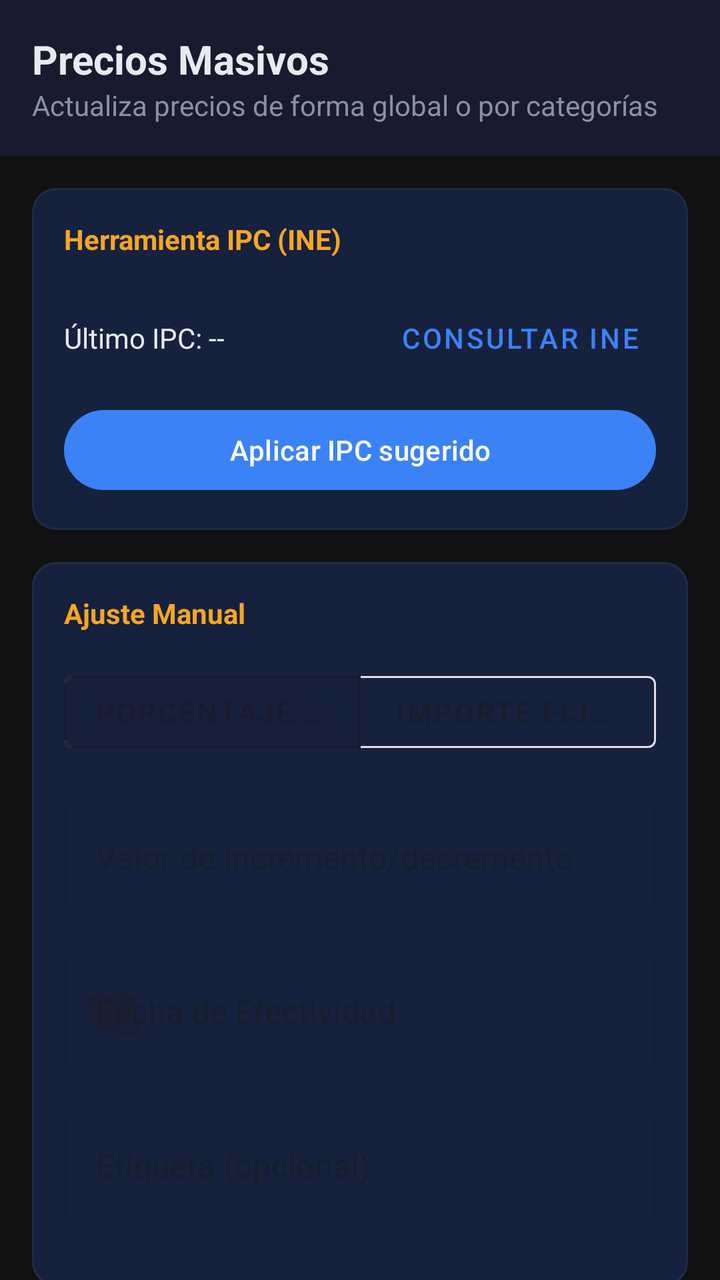
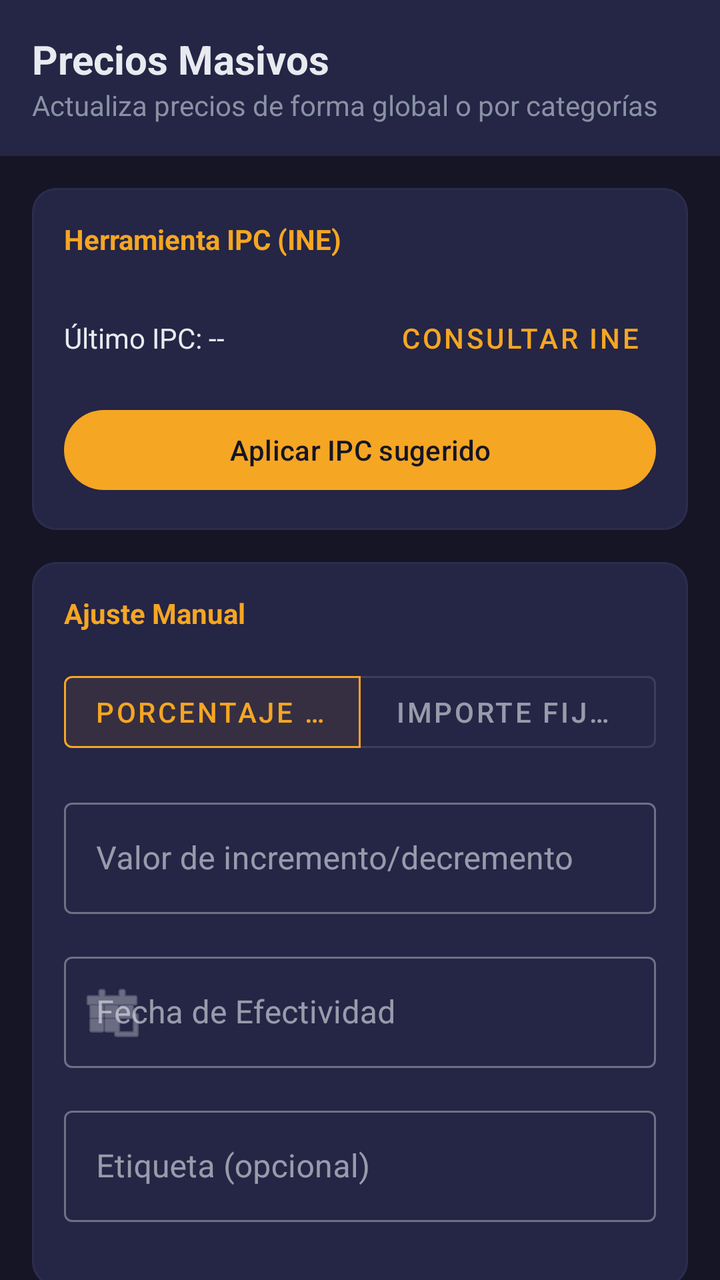

The first picture is an Android layout as it rendered before a commit; the second is the same layout after the commit. The layout source and the unified diff follow.
<!-- AndroidManifest.xml: application theme Theme.Electrobazar -->
<!-- res/layout/fragment_bulk_prices_admin.xml -->
<?xml version="1.0" encoding="utf-8"?>
<androidx.core.widget.NestedScrollView xmlns:android="http://schemas.android.com/apk/res/android"
    xmlns:app="http://schemas.android.com/apk/res-auto"
    android:layout_width="match_parent"
    android:layout_height="match_parent"
    android:background="@color/background">

    <LinearLayout
        android:layout_width="match_parent"
        android:layout_height="wrap_content"
        android:orientation="vertical">

        <LinearLayout
            android:layout_width="match_parent"
            android:layout_height="wrap_content"
            android:background="@color/primary"
            android:orientation="vertical"
            android:padding="16dp">

            <TextView
                android:layout_width="wrap_content"
                android:layout_height="wrap_content"
                android:text="Precios Masivos"
                android:textColor="@color/text_main"
                android:textSize="20sp"
                android:textStyle="bold" />

            <TextView
                android:layout_width="wrap_content"
                android:layout_height="wrap_content"
                android:text="Actualiza precios de forma global o por categorías"
                android:textColor="@color/text_muted"
                android:textSize="14sp" />
        </LinearLayout>

        <com.google.android.material.card.MaterialCardView
            android:layout_width="match_parent"
            android:layout_height="wrap_content"
            android:layout_margin="16dp"
            app:cardBackgroundColor="@color/secondary"
            app:cardCornerRadius="12dp"
            app:strokeColor="@color/border"
            app:strokeWidth="1dp">

            <LinearLayout
                android:layout_width="match_parent"
                android:layout_height="wrap_content"
                android:orientation="vertical"
                android:padding="16dp">

                <TextView
                    android:layout_width="wrap_content"
                    android:layout_height="wrap_content"
                    android:layout_marginBottom="16dp"
                    android:text="Herramienta IPC (INE)"
                    android:textColor="@color/accent"
                    android:textStyle="bold" />

                <LinearLayout
                    android:layout_width="match_parent"
                    android:layout_height="wrap_content"
                    android:gravity="center_vertical"
                    android:orientation="horizontal">

                    <TextView
                        android:id="@+id/tvCurrentIpc"
                        android:layout_width="0dp"
                        android:layout_height="wrap_content"
                        android:layout_weight="1"
                        android:text="Último IPC: --"
                        android:textColor="@color/text_main" />

                    <Button
                        android:id="@+id/btnFetchIpc"
                        style="@style/Widget.MaterialComponents.Button.TextButton"
                        android:layout_width="wrap_content"
                        android:layout_height="wrap_content"
                        android:text="Consultar INE"
                        android:textColor="@color/info" />
                </LinearLayout>

                <Button
                    android:id="@+id/btnApplyIpc"
                    android:layout_width="match_parent"
                    android:layout_height="wrap_content"
                    android:layout_marginTop="8dp"
                    android:text="Aplicar IPC sugerido"
                    app:backgroundTint="@color/info" />
            </LinearLayout>
        </com.google.android.material.card.MaterialCardView>

        <com.google.android.material.card.MaterialCardView
            android:layout_width="match_parent"
            android:layout_height="wrap_content"
            android:layout_marginHorizontal="16dp"
            android:layout_marginBottom="16dp"
            app:cardBackgroundColor="@color/secondary"
            app:cardCornerRadius="12dp"
            app:strokeColor="@color/border"
            app:strokeWidth="1dp">

            <LinearLayout
                android:layout_width="match_parent"
                android:layout_height="wrap_content"
                android:orientation="vertical"
                android:padding="16dp">

                <TextView
                    android:layout_width="wrap_content"
                    android:layout_height="wrap_content"
                    android:layout_marginBottom="16dp"
                    android:text="Ajuste Manual"
                    android:textColor="@color/accent"
                    android:textStyle="bold" />

                <com.google.android.material.button.MaterialButtonToggleGroup
                    android:id="@+id/toggleType"
                    android:layout_width="match_parent"
                    android:layout_height="wrap_content"
                    android:layout_marginBottom="16dp"
                    app:checkedButton="@+id/btnPercentage"
                    app:singleSelection="true">

                    <Button
                        android:id="@+id/btnPercentage"
                        style="@style/Widget.MaterialComponents.Button.OutlinedButton"
                        android:layout_width="0dp"
                        android:layout_height="wrap_content"
                        android:layout_weight="1"
                        android:text="Porcentaje (%)" />

                    <Button
                        android:id="@+id/btnFixedAmount"
                        style="@style/Widget.MaterialComponents.Button.OutlinedButton"
                        android:layout_width="0dp"
                        android:layout_height="wrap_content"
                        android:layout_weight="1"
                        android:text="Importe Fijo (€)" />
                </com.google.android.material.button.MaterialButtonToggleGroup>

                <com.google.android.material.textfield.TextInputLayout
                    style="@style/Widget.MaterialComponents.TextInputLayout.OutlinedBox"
                    android:layout_width="match_parent"
                    android:layout_height="wrap_content"
                    android:layout_marginBottom="16dp"
                    android:hint="Valor de incremento/decremento"
                    app:hintTextColor="@color/text_muted">

                    <com.google.android.material.textfield.TextInputEditText
                        android:id="@+id/etAdjustmentValue"
                        android:layout_width="match_parent"
                        android:layout_height="wrap_content"
                        android:inputType="numberDecimal|numberSigned"
                        android:textColor="@color/text_main" />
                </com.google.android.material.textfield.TextInputLayout>

                <com.google.android.material.textfield.TextInputLayout
                    style="@style/Widget.MaterialComponents.TextInputLayout.OutlinedBox"
                    android:layout_width="match_parent"
                    android:layout_height="wrap_content"
                    android:layout_marginBottom="16dp"
                    android:hint="Fecha de Efectividad"
                    app:hintTextColor="@color/text_muted"
                    app:startIconDrawable="@android:drawable/ic_menu_today">

                    <com.google.android.material.textfield.TextInputEditText
                        android:id="@+id/etEffectiveDate"
                        android:layout_width="match_parent"
                        android:layout_height="wrap_content"
                        android:focusable="false"
                        android:textColor="@color/text_main" />
                </com.google.android.material.textfield.TextInputLayout>

                <com.google.android.material.textfield.TextInputLayout
                    style="@style/Widget.MaterialComponents.TextInputLayout.OutlinedBox"
                    android:layout_width="match_parent"
                    android:layout_height="wrap_content"
                    android:layout_marginBottom="16dp"
                    android:hint="Etiqueta (opcional)"
                    app:hintTextColor="@color/text_muted">

                    <com.google.android.material.textfield.TextInputEditText
                        android:id="@+id/etLabel"
                        android:layout_width="match_parent"
                        android:layout_height="wrap_content"
                        android:inputType="text"
                        android:textColor="@color/text_main" />
                </com.google.android.material.textfield.TextInputLayout>
            </LinearLayout>
        </com.google.android.material.card.MaterialCardView>

        <com.google.android.material.card.MaterialCardView
            android:layout_width="match_parent"
            android:layout_height="wrap_content"
            android:layout_marginHorizontal="16dp"
            android:layout_marginBottom="16dp"
            app:cardBackgroundColor="@color/secondary"
            app:cardCornerRadius="12dp"
            app:strokeColor="@color/border"
            app:strokeWidth="1dp">

            <LinearLayout
                android:layout_width="match_parent"
                android:layout_height="wrap_content"
                android:orientation="vertical"
                android:padding="16dp">

                <TextView
                    android:layout_width="wrap_content"
                    android:layout_height="wrap_content"
                    android:layout_marginBottom="16dp"
                    android:text="Selección de Productos"
                    android:textColor="@color/accent"
                    android:textStyle="bold" />

                <com.google.android.material.textfield.TextInputLayout
                    style="@style/Widget.MaterialComponents.TextInputLayout.OutlinedBox.ExposedDropdownMenu"
                    android:layout_width="match_parent"
                    android:layout_height="wrap_content"
                    android:layout_marginBottom="16dp"
                    android:hint="Categoría">

                    <AutoCompleteTextView
                        android:id="@+id/autoCategory"
                        android:layout_width="match_parent"
                        android:layout_height="wrap_content"
                        android:inputType="none" />
                </com.google.android.material.textfield.TextInputLayout>

                <androidx.recyclerview.widget.RecyclerView
                    android:id="@+id/rvVisibleProducts"
                    android:layout_width="match_parent"
                    android:layout_height="300dp"
                    android:layout_marginBottom="8dp" />

                <CheckBox
                    android:id="@+id/cbSelectAll"
                    android:layout_width="wrap_content"
                    android:layout_height="wrap_content"
                    android:text="Seleccionar todos los visibles"
                    android:textColor="@color/text_muted" />
            </LinearLayout>
        </com.google.android.material.card.MaterialCardView>

        <Button
            android:id="@+id/btnPreview"
            style="@style/Widget.MaterialComponents.Button.OutlinedButton"
            android:layout_width="match_parent"
            android:layout_height="56dp"
            android:layout_marginHorizontal="16dp"
            android:layout_marginBottom="8dp"
            android:text="Previsualizar Cambios"
            android:textColor="@color/accent"
            app:strokeColor="@color/accent" />

        <com.google.android.material.button.MaterialButton
            android:id="@+id/btnSubmitBulk"
            android:layout_width="match_parent"
            android:layout_height="56dp"
            android:layout_marginHorizontal="16dp"
            android:layout_marginBottom="32dp"
            android:text="Programar Cambio de Precios"
            android:textColor="@color/primary"
            app:backgroundTint="@color/accent"
            app:cornerRadius="8dp" />

    </LinearLayout>

</androidx.core.widget.NestedScrollView>
<!-- resources referenced by this layout -->
<resources>
  <color name="accent">#f5a623</color>
  <color name="background">#111111</color>
  <color name="border">#1e2d45</color>
  <color name="info">#3b82f6</color>
  <color name="primary">#1a1a2e</color>
  <color name="secondary">#16213e</color>
  <color name="text_main">#e8eaf0</color>
  <color name="text_muted">#8892a4</color>
  <style name="Theme.Electrobazar" parent="Base.Theme.Electrobazar" />
  <style name="Base.Theme.Electrobazar" parent="Theme.Material3.DayNight.NoActionBar">
          <item name="colorPrimary">@color/primary</item>
          <item name="colorSecondary">@color/secondary</item>
          <item name="android:windowBackground">@color/background</item>
          <item name="android:textColorPrimary">@color/text_main</item>
          <item name="colorError">@color/danger</item>
      </style>
  <color name="danger">#ef4444</color>
</resources>

<!-- the commit's change to res/layout/fragment_bulk_prices_admin.xml (unified diff, before → after) -->
@@ -3,7 +3,7 @@
     xmlns:app="http://schemas.android.com/apk/res-auto"
     android:layout_width="match_parent"
     android:layout_height="match_parent"
-    android:background="@color/background">
+    android:background="?attr/android:windowBackground">
 
     <LinearLayout
         android:layout_width="match_parent"
@@ -13,7 +13,7 @@
         <LinearLayout
             android:layout_width="match_parent"
             android:layout_height="wrap_content"
-            android:background="@color/primary"
+            android:background="?attr/colorSurface"
             android:orientation="vertical"
             android:padding="16dp">
 
@@ -21,7 +21,7 @@
                 android:layout_width="wrap_content"
                 android:layout_height="wrap_content"
                 android:text="Precios Masivos"
-                android:textColor="@color/text_main"
+                    android:textColor="?attr/android:textColorPrimary"
                 android:textSize="20sp"
                 android:textStyle="bold" />
 
@@ -29,7 +29,7 @@
                 android:layout_width="wrap_content"
                 android:layout_height="wrap_content"
                 android:text="Actualiza precios de forma global o por categorías"
-                android:textColor="@color/text_muted"
+                    android:textColor="?attr/android:textColorSecondary"
                 android:textSize="14sp" />
         </LinearLayout>
 
@@ -37,9 +37,9 @@
             android:layout_width="match_parent"
             android:layout_height="wrap_content"
             android:layout_margin="16dp"
-            app:cardBackgroundColor="@color/secondary"
+            app:cardBackgroundColor="?attr/colorSurface"
             app:cardCornerRadius="12dp"
-            app:strokeColor="@color/border"
+            app:strokeColor="?attr/colorOutline"
             app:strokeWidth="1dp">
 
             <LinearLayout
@@ -53,7 +53,7 @@
                     android:layout_height="wrap_content"
                     android:layout_marginBottom="16dp"
                     android:text="Herramienta IPC (INE)"
-                    android:textColor="@color/accent"
+                    android:textColor="?attr/colorPrimary"
                     android:textStyle="bold" />
 
                 <LinearLayout
@@ -68,7 +68,7 @@
                         android:layout_height="wrap_content"
                         android:layout_weight="1"
                         android:text="Último IPC: --"
-                        android:textColor="@color/text_main" />
+                            android:textColor="?attr/android:textColorPrimary" />
 
                     <Button
                         android:id="@+id/btnFetchIpc"
@@ -76,7 +76,7 @@
                         android:layout_width="wrap_content"
                         android:layout_height="wrap_content"
                         android:text="Consultar INE"
-                        android:textColor="@color/info" />
+                        android:textColor="?attr/colorPrimary" />
                 </LinearLayout>
 
                 <Button
@@ -85,7 +85,7 @@
                     android:layout_height="wrap_content"
                     android:layout_marginTop="8dp"
                     android:text="Aplicar IPC sugerido"
-                    app:backgroundTint="@color/info" />
+                    app:backgroundTint="?attr/colorPrimary" />
             </LinearLayout>
         </com.google.android.material.card.MaterialCardView>
 
@@ -94,9 +94,9 @@
             android:layout_height="wrap_content"
             android:layout_marginHorizontal="16dp"
             android:layout_marginBottom="16dp"
-            app:cardBackgroundColor="@color/secondary"
+            app:cardBackgroundColor="?attr/colorSurface"
             app:cardCornerRadius="12dp"
-            app:strokeColor="@color/border"
+            app:strokeColor="?attr/colorOutline"
             app:strokeWidth="1dp">
 
             <LinearLayout
@@ -110,7 +110,7 @@
                     android:layout_height="wrap_content"
                     android:layout_marginBottom="16dp"
                     android:text="Ajuste Manual"
-                    android:textColor="@color/accent"
+                    android:textColor="?attr/colorPrimary"
                     android:textStyle="bold" />
 
                 <com.google.android.material.button.MaterialButtonToggleGroup
@@ -151,7 +151,7 @@
                         android:layout_width="match_parent"
                         android:layout_height="wrap_content"
                         android:inputType="numberDecimal|numberSigned"
-                        android:textColor="@color/text_main" />
+                            android:textColor="?attr/android:textColorPrimary" />
                 </com.google.android.material.textfield.TextInputLayout>
 
                 <com.google.android.material.textfield.TextInputLayout
@@ -168,7 +168,7 @@
                         android:layout_width="match_parent"
                         android:layout_height="wrap_content"
                         android:focusable="false"
-                        android:textColor="@color/text_main" />
+                            android:textColor="?attr/android:textColorPrimary" />
                 </com.google.android.material.textfield.TextInputLayout>
 
                 <com.google.android.material.textfield.TextInputLayout
@@ -184,7 +184,7 @@
                         android:layout_width="match_parent"
                         android:layout_height="wrap_content"
                         android:inputType="text"
-                        android:textColor="@color/text_main" />
+                            android:textColor="?attr/android:textColorPrimary" />
                 </com.google.android.material.textfield.TextInputLayout>
             </LinearLayout>
         </com.google.android.material.card.MaterialCardView>
@@ -194,9 +194,9 @@
             android:layout_height="wrap_content"
             android:layout_marginHorizontal="16dp"
             android:layout_marginBottom="16dp"
-            app:cardBackgroundColor="@color/secondary"
+            app:cardBackgroundColor="?attr/colorSurface"
             app:cardCornerRadius="12dp"
-            app:strokeColor="@color/border"
+            app:strokeColor="?attr/colorOutline"
             app:strokeWidth="1dp">
 
             <LinearLayout
@@ -210,7 +210,7 @@
                     android:layout_height="wrap_content"
                     android:layout_marginBottom="16dp"
                     android:text="Selección de Productos"
-                    android:textColor="@color/accent"
+                    android:textColor="?attr/colorPrimary"
                     android:textStyle="bold" />
 
                 <com.google.android.material.textfield.TextInputLayout
@@ -238,7 +238,7 @@
                     android:layout_width="wrap_content"
                     android:layout_height="wrap_content"
                     android:text="Seleccionar todos los visibles"
-                    android:textColor="@color/text_muted" />
+                        android:textColor="?attr/android:textColorSecondary" />
             </LinearLayout>
         </com.google.android.material.card.MaterialCardView>
 
@@ -250,8 +250,8 @@
             android:layout_marginHorizontal="16dp"
             android:layout_marginBottom="8dp"
             android:text="Previsualizar Cambios"
-            android:textColor="@color/accent"
-            app:strokeColor="@color/accent" />
+            android:textColor="?attr/colorPrimary"
+            app:strokeColor="?attr/colorPrimary" />
 
         <com.google.android.material.button.MaterialButton
             android:id="@+id/btnSubmitBulk"
@@ -260,8 +260,8 @@
             android:layout_marginHorizontal="16dp"
             android:layout_marginBottom="32dp"
             android:text="Programar Cambio de Precios"
-            android:textColor="@color/primary"
-            app:backgroundTint="@color/accent"
+            android:textColor="?attr/android:windowBackground"
+            app:backgroundTint="?attr/colorPrimary"
             app:cornerRadius="8dp" />
 
     </LinearLayout>
<!-- resource entries referenced after the edit -->
@@ -1,19 +1,37 @@
 <!-- resources referenced by this layout -->
 <resources>
   <color name="accent">#f5a623</color>
-  <color name="background">#111111</color>
-  <color name="border">#1e2d45</color>
-  <color name="info">#3b82f6</color>
-  <color name="primary">#1a1a2e</color>
-  <color name="secondary">#16213e</color>
+  <color name="border">#2c2c4d</color>
+  <color name="primary">#151525</color>
+  <color name="surface">#252545</color>
+  <color name="secondary">#1e1e35</color>
   <color name="text_main">#e8eaf0</color>
   <color name="text_muted">#8892a4</color>
   <style name="Theme.Electrobazar" parent="Base.Theme.Electrobazar" />
   <style name="Base.Theme.Electrobazar" parent="Theme.Material3.DayNight.NoActionBar">
-          <item name="colorPrimary">@color/primary</item>
-          <item name="colorSecondary">@color/secondary</item>
-          <item name="android:windowBackground">@color/background</item>
+          
+          <item name="colorPrimary">@color/accent</item>
+          <item name="colorOnPrimary">@color/primary</item>
+          <item name="colorSecondary">@color/accent</item>
+          <item name="colorOnSecondary">@color/primary</item>
+          <item name="colorPrimaryContainer">@color/surface</item>
+          <item name="colorOnPrimaryContainer">@color/text_main</item>
+          
+          <item name="colorSurface">@color/surface</item>
+          <item name="colorOnSurface">@color/text_main</item>
+          <item name="colorSurfaceVariant">@color/secondary</item>
+          <item name="colorOnSurfaceVariant">@color/text_muted</item>
+          <item name="colorOutline">@color/border</item>
+          
+          <item name="android:windowBackground">@color/primary</item>
+          <item name="android:colorBackground">@color/primary</item>
           <item name="android:textColorPrimary">@color/text_main</item>
+          <item name="android:textColorSecondary">@color/text_muted</item>
+          <item name="android:textColorHint">@color/text_muted</item>
+          
+          <item name="android:statusBarColor">@color/primary</item>
+          <item name="android:navigationBarColor">@color/primary</item>
+          
           <item name="colorError">@color/danger</item>
       </style>
   <color name="danger">#ef4444</color>
